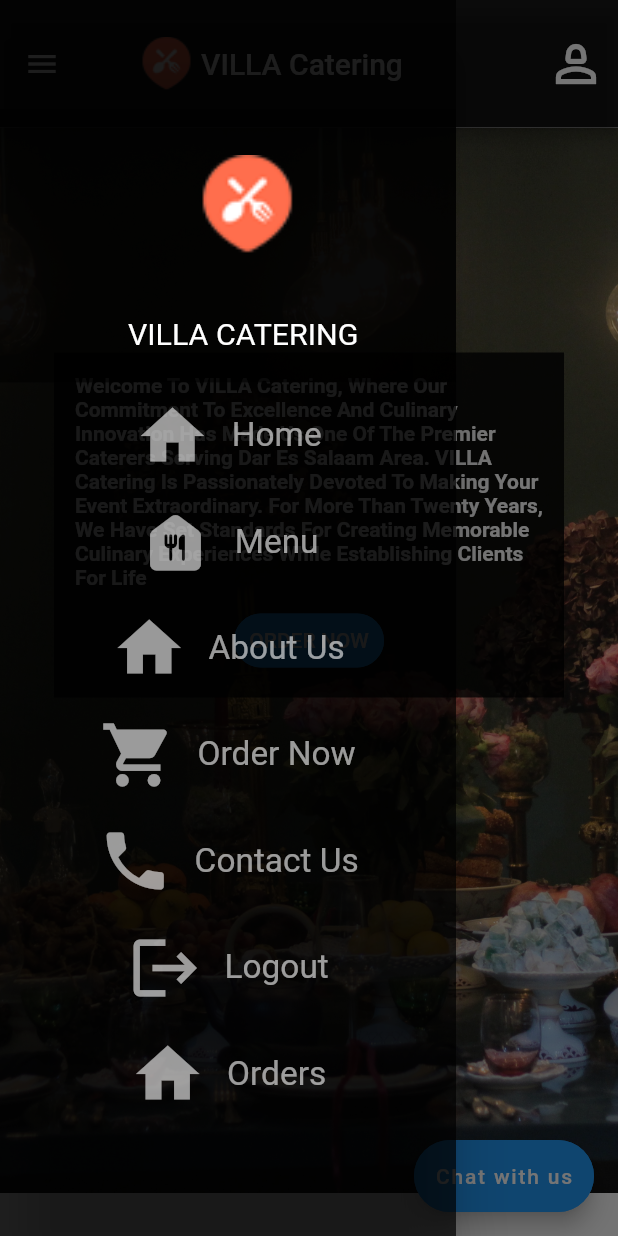
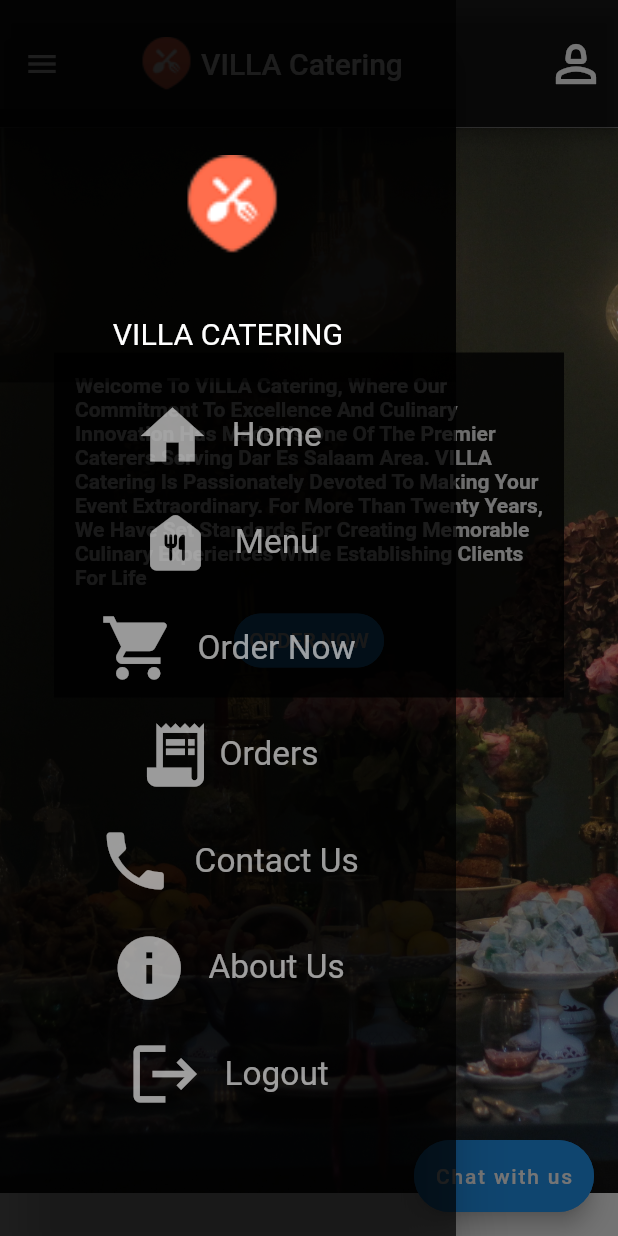
Before and after one commit to dnspascal/catering-app, a Flutter app: the screen it shows after launch, with the side drawer open, on a phone screen of 412 x 824 dp. Run offline on Flutter 3.47's test engine with Material 2 defaults, Android fonts, the light colour scheme and no system bars.

Commit message:
drawer and the 100% page

```diff
--- a/lib/customizable_widgets/MyDrawer.dart
+++ b/lib/customizable_widgets/MyDrawer.dart
@@ -19,7 +19,7 @@ class MyDrawer extends StatelessWidget {
             child: Column(
               children: [
                 Container(
-                  padding: const EdgeInsets.fromLTRB(20, 10, 0, 0),
+                  padding: const EdgeInsets.fromLTRB(0, 10, 0, 0),
                   color: Colors.black.withOpacity(0.6),
                   width: 300,
                   height: 180,
@@ -64,7 +64,6 @@ class MyDrawer extends StatelessWidget {
                     ),
                   ),
                 ),
-
                 InkWell(
                   onTap: () {
                     Navigator.push(context,
@@ -84,31 +83,6 @@ class MyDrawer extends StatelessWidget {
                           child: Text(
                             "Menu",
                             style: TextStyle(
-                                fontSize: 22, color: Colors.white.withOpacity(0.6)),
-                          ),
-                        )
-                      ],
-                    ),
-                  ),
-                ),
-
-                InkWell(
-                  onTap:(){Navigator.push(context, MaterialPageRoute(builder: (_)=> const AboutUs()));},
-                  child: Padding(
-                    padding: const EdgeInsets.all(10.0),
-                    child: Row(
-
-                      children: [
-                        Icon(
-                          Icons.home,
-                          size: 50,
-                          color: Colors.white.withOpacity(0.6),
-                        ),
-                        Container(
-                          margin: const EdgeInsets.fromLTRB(14, 0, 0, 0),
-                          child: Text(
-                            "About Us",
-                            style: TextStyle(
                                 fontSize: 22,
                                 color: Colors.white.withOpacity(0.6)),
                           ),
@@ -119,8 +93,10 @@ class MyDrawer extends StatelessWidget {
                 ),
                 InkWell(
                   onTap: () {
-                    Navigator.push(context,
-                        MaterialPageRoute(builder: (_) => const Registration()));
+                    Navigator.push(
+                        context,
+                        MaterialPageRoute(
+                            builder: (_) => const Registration()));
                   },
                   child: Padding(
                     padding: const EdgeInsets.all(10.0),
@@ -148,10 +124,38 @@ class MyDrawer extends StatelessWidget {
 
 
                 InkWell(
-              onTap:(){
-                Navigator.push(context,MaterialPageRoute(builder: (_)=>const AboutUs()));},
-              child:  Padding(
-
+                  onTap: () {
+                    Navigator.push(context,
+                        MaterialPageRoute(builder: (_) => const HomePage()));
+                  },
+                  child: Padding(
+                    padding: const EdgeInsets.all(10.0),
+                    child: Row(
+                      children: [
+                        Icon(
+                          Icons.receipt_long,
+                          size: 50,
+                          color: Colors.white.withOpacity(0.6),
+                        ),
+                        Container(
+                          margin: const EdgeInsets.fromLTRB(4, 0, 0, 0),
+                          child: Text(
+                            "Orders",
+                            style: TextStyle(
+                                fontSize: 22,
+                                color: Colors.white.withOpacity(0.6)),
+                          ),
+                        )
+                      ],
+                    ),
+                  ),
+                ),
+                 InkWell(
+                  onTap: () {
+                    Navigator.push(context,
+                        MaterialPageRoute(builder: (_) => const AboutUs()));
+                  },
+                  child: Padding(
                     padding: const EdgeInsets.all(10.0),
                     child: Row(
                       children: [
@@ -165,12 +169,41 @@ class MyDrawer extends StatelessWidget {
                           child: Text(
                             "Contact Us",
                             style: TextStyle(
-                              fontSize: 22, color: Colors.white.withOpacity(0.6)),
+                                fontSize: 22,
+                                color: Colors.white.withOpacity(0.6)),
                           ),
                         )
                       ],
                     ),
-                ),),
+                  ),
+                ),
+                 InkWell(
+                  onTap: () {
+                    Navigator.push(context,
+                        MaterialPageRoute(builder: (_) => const AboutUs()));
+                  },
+                  child: Padding(
+                    padding: const EdgeInsets.all(10.0),
+                    child: Row(
+                      children: [
+                        Icon(
+                          Icons.info,
+                          size: 50,
+                          color: Colors.white.withOpacity(0.6),
+                        ),
+                        Container(
+                          margin: const EdgeInsets.fromLTRB(14, 0, 0, 0),
+                          child: Text(
+                            "About Us",
+                            style: TextStyle(
+                                fontSize: 22,
+                                color: Colors.white.withOpacity(0.6)),
+                          ),
+                        )
+                      ],
+                    ),
+                  ),
+                ),
                 Padding(
                   padding: const EdgeInsets.all(10.0),
                   child: Row(
@@ -185,37 +218,13 @@ class MyDrawer extends StatelessWidget {
                         child: Text(
                           "Logout",
                           style: TextStyle(
-                              fontSize: 22, color: Colors.white.withOpacity(0.6)),
+                              fontSize: 22,
+                              color: Colors.white.withOpacity(0.6)),
                         ),
                       )
                     ],
                   ),
                 ),
-                InkWell(
-                  onTap:(){Navigator.push(context, MaterialPageRoute(builder: (_)=> const HomePage()));},
-                  child: Padding(
-                    padding: const EdgeInsets.all(10.0),
-                    child: Row(
-
-                      children: [
-                        Icon(
-                          Icons.home,
-                          size: 50,
-                          color: Colors.white.withOpacity(0.6),
-                        ),
-                        Container(
-                          margin: const EdgeInsets.fromLTRB(14, 0, 0, 0),
-                          child: Text(
-                            "Orders",
-                            style: TextStyle(
-                                fontSize: 22, color: Colors.white.withOpacity(0.6)),
-                          ),
-                        )
-                      ],
-                    ),
-                  ),
-                ),
-
               ],
             ),
           ),
```
Also changed, not shown: lib/pages/order_page4.dart (+56 -51 lines). Lines whose indentation alone changed are shown as unchanged.
